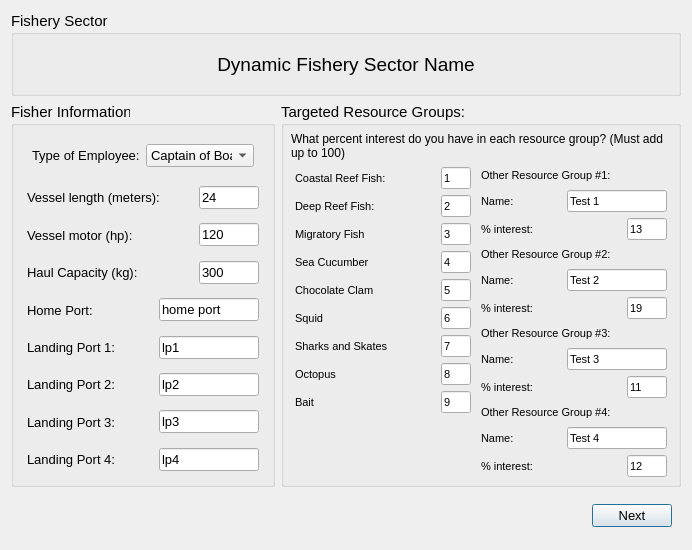
Ecotrust/openoceanmap-desktop, file oom_cobi_loreto/Interview/fishery.ui: the form before one commit.
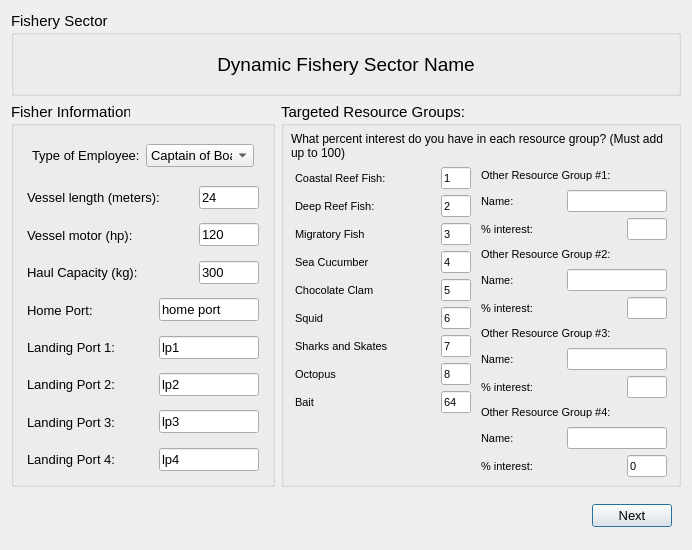
The form after the commit.

Patch:
```diff
--- a/oom_cobi_loreto/Interview/fishery.ui
+++ b/oom_cobi_loreto/Interview/fishery.ui
@@ -1388,7 +1388,7 @@
                   </font>
                  </property>
                  <property name="text" >
-                  <string>9</string>
+                  <string>64</string>
                  </property>
                 </widget>
                </item>
@@ -1488,7 +1488,7 @@
                   </font>
                  </property>
                  <property name="text" >
-                  <string>Test 1</string>
+                  <string/>
                  </property>
                 </widget>
                </item>
@@ -1543,7 +1543,7 @@
                   </font>
                  </property>
                  <property name="text" >
-                  <string>13</string>
+                  <string/>
                  </property>
                 </widget>
                </item>
@@ -1626,7 +1626,7 @@
                   </font>
                  </property>
                  <property name="text" >
-                  <string>Test 2</string>
+                  <string/>
                  </property>
                 </widget>
                </item>
@@ -1681,7 +1681,7 @@
                   </font>
                  </property>
                  <property name="text" >
-                  <string>19</string>
+                  <string/>
                  </property>
                 </widget>
                </item>
@@ -1764,7 +1764,7 @@
                   </font>
                  </property>
                  <property name="text" >
-                  <string>Test 3</string>
+                  <string/>
                  </property>
                 </widget>
                </item>
@@ -1819,7 +1819,7 @@
                   </font>
                  </property>
                  <property name="text" >
-                  <string>11</string>
+                  <string/>
                  </property>
                 </widget>
                </item>
@@ -1902,7 +1902,7 @@
                   </font>
                  </property>
                  <property name="text" >
-                  <string>Test 4</string>
+                  <string/>
                  </property>
                 </widget>
                </item>
@@ -1957,7 +1957,7 @@
                   </font>
                  </property>
                  <property name="text" >
-                  <string>12</string>
+                  <string>0</string>
                  </property>
                 </widget>
                </item>
```
